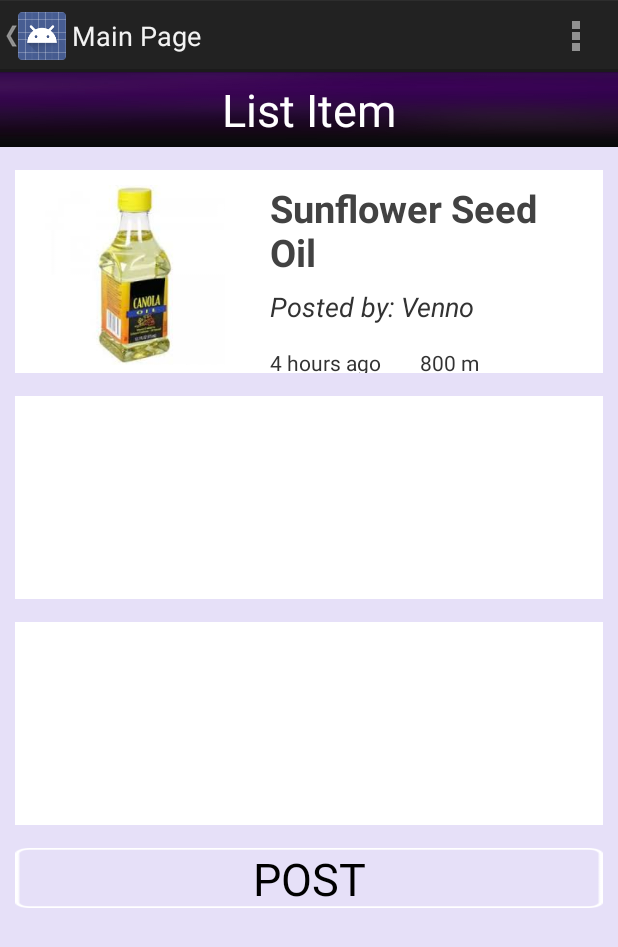
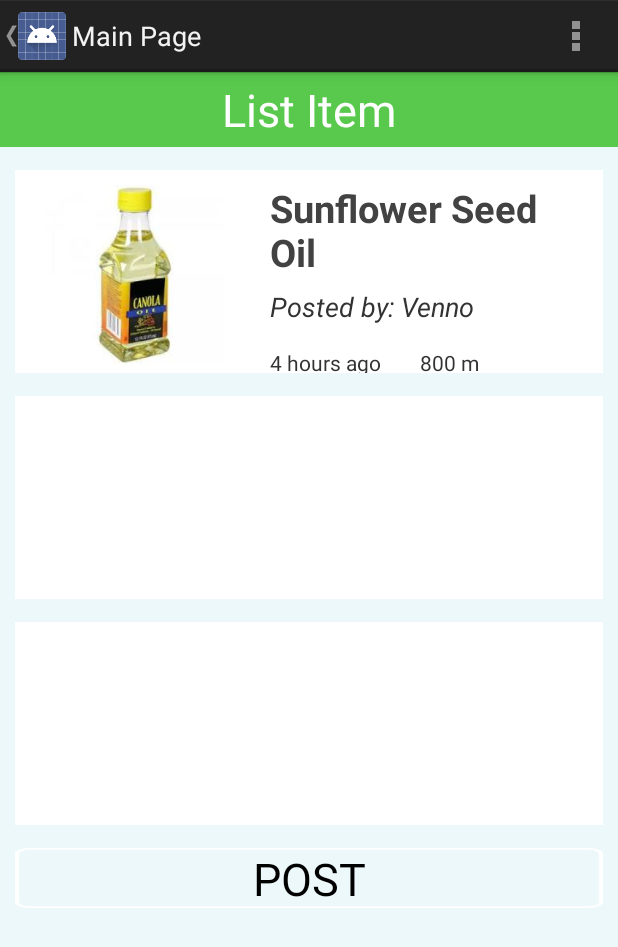
Before and after one commit to xingweicmu/Neighbor2you, an Android app: the MainPageActivity screen opened directly, with no data from a screen before it, on a phone screen of 412 x 824 dp. Shown: the top 947 px of the screen. Run offline under Robolectric (Android 15) with nearby library versions, the phone set to English and light mode, and no system bars; 2 statements that could not run were skipped.

Commit message:
Change Bar color

```diff
--- a/app/src/main/res/layout/activity_main_content.xml
+++ b/app/src/main/res/layout/activity_main_content.xml
@@ -11,7 +11,7 @@
     <LinearLayout xmlns:android="http://schemas.android.com/apk/res/android"
         android:layout_width="match_parent"
         android:layout_height="match_parent"
-        android:background="#E6E0F8"
+        android:background="#EDF8FA"
         android:orientation="vertical"
         >
 
@@ -19,7 +19,7 @@
             android:id="@+id/title"
             android:layout_width="fill_parent"
             android:layout_height="50dp"
-            android:background="@drawable/bg_purple"
+            android:background="#59C94D"
 
             android:gravity="center_vertical" >
 
```
Also changed, not shown: app/src/main/res/drawable/blue.jpeg (added), app/src/main/res/drawable/green.jpeg (added), 27 other files.
